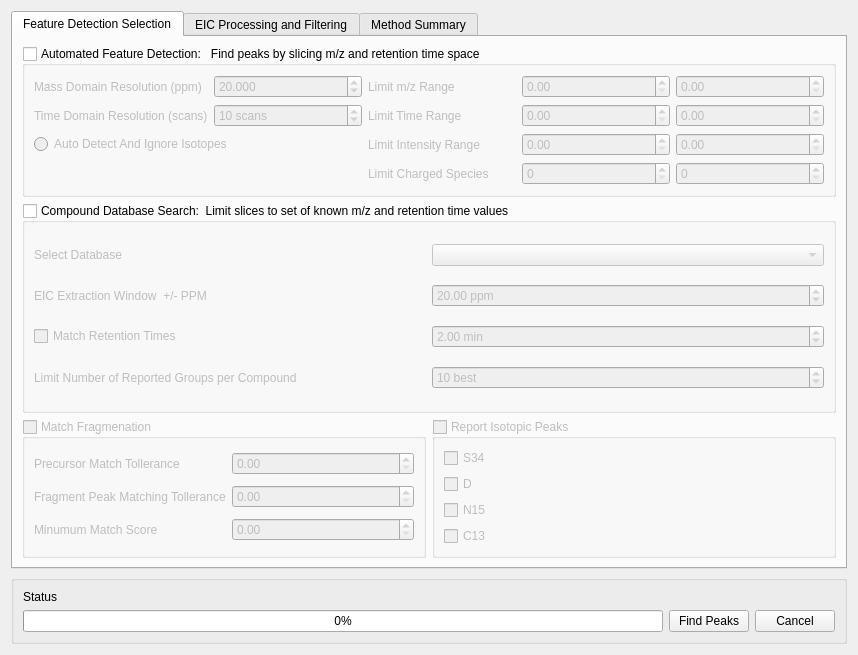
Qt form mzroll/forms/peakdetectiondialog.ui (ElucidataInc/ElMaven) before a commit.
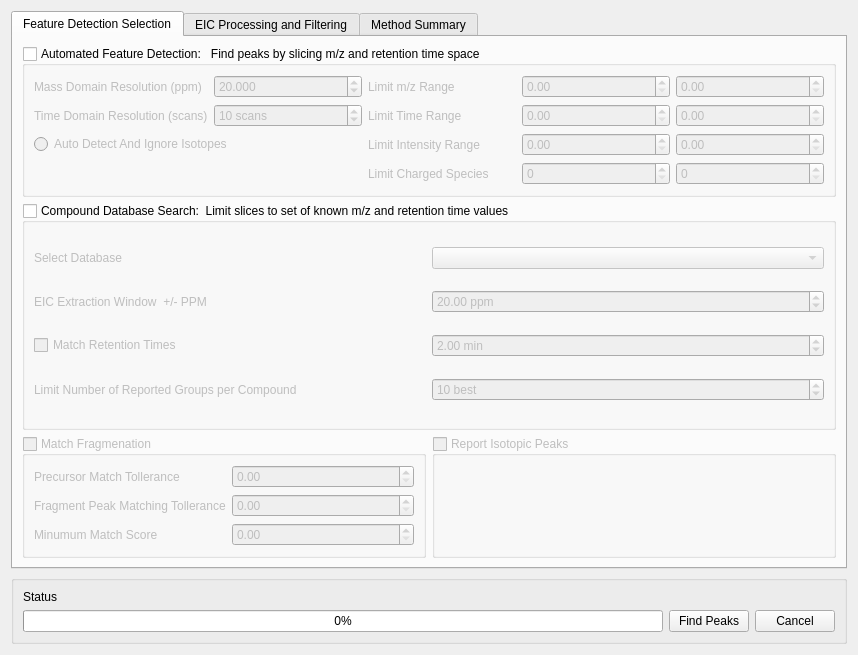
The same form after that commit. The open tabs and pages were chosen to show the change.

Commit message:
refactor: added extra checkbox for isotopic barplot and widget
- added a checkbox for isotopic barplot and widget
- chnages all the varaibles from the old varible naming of isotopes
  to the new name
- removed the checkbox from peakdetection
- have now all the places is connectd with the peakdetection and
  bookmark isotopes
- barplot connection and widget connection has to be made now

What changed in the file:
```diff
--- a/mzroll/forms/peakdetectiondialog.ui
+++ b/mzroll/forms/peakdetectiondialog.ui
@@ -309,53 +309,7 @@
          </layout>
         </widget>
        </item>
-       <item row="3" column="1">
-        <widget class="QGroupBox" name="reportIsotopesOptions">
-         <property name="enabled">
-          <bool>false</bool>
-         </property>
-         <property name="title">
-          <string>Report Isotopic Peaks</string>
-         </property>
-         <property name="checkable">
-          <bool>true</bool>
-         </property>
-         <property name="checked">
-          <bool>false</bool>
-         </property>
-         <layout class="QVBoxLayout" name="verticalLayout_2">
-          <item>
-           <widget class="QCheckBox" name="checkBox_4">
-            <property name="text">
-             <string>S34</string>
-            </property>
-           </widget>
-          </item>
-          <item>
-           <widget class="QCheckBox" name="checkBox_3">
-            <property name="text">
-             <string>D</string>
-            </property>
-           </widget>
-          </item>
-          <item>
-           <widget class="QCheckBox" name="checkBox_2">
-            <property name="text">
-             <string>N15</string>
-            </property>
-           </widget>
-          </item>
-          <item>
-           <widget class="QCheckBox" name="checkBox">
-            <property name="text">
-             <string>C13</string>
-            </property>
-           </widget>
-          </item>
-         </layout>
-        </widget>
-       </item>
-       <item row="3" column="0">
+       <item row="4" column="0">
         <widget class="QGroupBox" name="matchFragmentatioOptions">
          <property name="enabled">
           <bool>false</bool>
@@ -422,6 +376,23 @@
          <zorder>label_21</zorder>
         </widget>
        </item>
+       <item row="4" column="1">
+        <widget class="QGroupBox" name="reportIsotopesOptions">
+         <property name="enabled">
+          <bool>false</bool>
+         </property>
+         <property name="title">
+          <string>Report Isotopic Peaks</string>
+         </property>
+         <property name="checkable">
+          <bool>true</bool>
+         </property>
+         <property name="checked">
+          <bool>false</bool>
+         </property>
+         <layout class="QVBoxLayout" name="verticalLayout_2"/>
+        </widget>
+       </item>
       </layout>
      </widget>
      <widget class="QWidget" name="eicProcessingTab">
```
Left out of the diff: 22 changed lines with no effect on the pictures. The commit also changes 14 other files.
